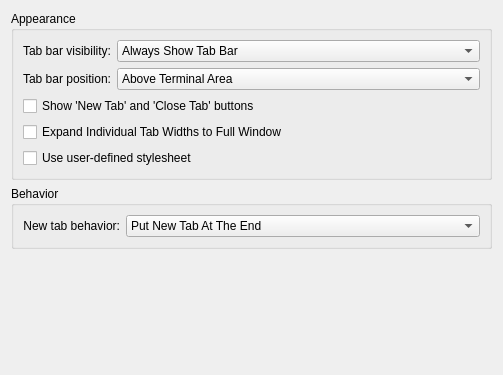
Qt form src/settings/TabBarSettings.ui (KDE/konsole) before a commit.
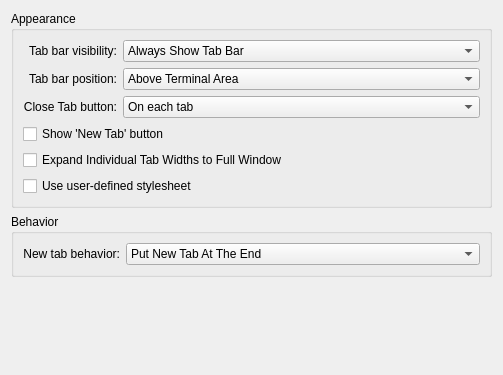
The same form after that commit. Custom widgets are drawn as their Qt base class.

Commit message:
Add option to have close button on each tab
Summary:
Per VDG, allow closable tabs to have close buttons;
this adds this option while leaving the previous options.

Reviewers: tcanabrava, #vdg, #konsole, ngraham, hindenburg

Reviewed By: tcanabrava, #vdg, #konsole, ngraham, hindenburg

Subscribers: aacid, rizzitello, abetts, ngraham, hindenburg, konsole-devel

Tags: #konsole

The edit to the form file:
```diff
--- a/src/settings/TabBarSettings.ui
+++ b/src/settings/TabBarSettings.ui
@@ -62,7 +62,69 @@
         </property>
        </widget>
       </item>
-      <item row="3" column="0" colspan="2">
+      <item row="1" column="1" colspan="2">
+       <widget class="KComboBox" name="kcfg_TabBarPosition">
+        <property name="sizePolicy">
+         <sizepolicy hsizetype="Preferred" vsizetype="Fixed">
+          <horstretch>1</horstretch>
+          <verstretch>0</verstretch>
+         </sizepolicy>
+        </property>
+        <item>
+         <property name="text">
+          <string>Above Terminal Area</string>
+         </property>
+        </item>
+        <item>
+         <property name="text">
+          <string>Below Terminal Area</string>
+         </property>
+        </item>
+       </widget>
+      </item>
+      <item row="2" column="0">
+       <widget class="QLabel" name="label_CloseTabButton">
+        <property name="text">
+         <string>Close Tab button:</string>
+        </property>
+        <property name="alignment">
+         <set>Qt::AlignRight|Qt::AlignTrailing|Qt::AlignVCenter</set>
+        </property>
+       </widget>
+      </item>
+      <item row="2" column="1" colspan="2">
+       <widget class="KComboBox" name="kcfg_CloseTabButton">
+        <property name="sizePolicy">
+         <sizepolicy hsizetype="Preferred" vsizetype="Fixed">
+          <horstretch>1</horstretch>
+          <verstretch>0</verstretch>
+         </sizepolicy>
+        </property>
+        <item>
+         <property name="text">
+          <string>On each tab</string>
+         </property>
+        </item>
+        <item>
+         <property name="text">
+          <string>On the tab bar</string>
+         </property>
+        </item>
+        <item>
+         <property name="text">
+          <string>None</string>
+         </property>
+        </item>
+       </widget>
+      </item>
+      <item row="3" column="0" colspan="3">
+       <widget class="QCheckBox" name="kcfg_NewTabButton">
+        <property name="text">
+         <string>Show 'New Tab' button</string>
+        </property>
+       </widget>
+      </item>
+      <item row="4" column="0" colspan="2">
        <widget class="QCheckBox" name="kcfg_ExpandTabWidth">
         <property name="text">
          <string>Expand Individual Tab Widths to Full Window</string>
@@ -82,40 +144,13 @@
         </property>
        </widget>
       </item>
-      <item row="2" column="0" colspan="3">
-       <widget class="QCheckBox" name="kcfg_ShowQuickButtons">
-        <property name="text">
-         <string>Show 'New Tab' and 'Close Tab' buttons</string>
-        </property>
-       </widget>
-      </item>
-      <item row="4" column="0" colspan="2">
+      <item row="5" column="0" colspan="2">
        <widget class="QCheckBox" name="kcfg_TabBarUseUserStyleSheet">
         <property name="text">
          <string>Use user-defined stylesheet</string>
         </property>
        </widget>
       </item>
-      <item row="1" column="1" colspan="2">
-       <widget class="KComboBox" name="kcfg_TabBarPosition">
-        <property name="sizePolicy">
-         <sizepolicy hsizetype="Preferred" vsizetype="Fixed">
-          <horstretch>1</horstretch>
-          <verstretch>0</verstretch>
-         </sizepolicy>
-        </property>
-        <item>
-         <property name="text">
-          <string>Above Terminal Area</string>
-         </property>
-        </item>
-        <item>
-         <property name="text">
-          <string>Below Terminal Area</string>
-         </property>
-        </item>
-       </widget>
-      </item>
      </layout>
     </widget>
    </item>
```
Left out of the diff: 2 changed lines with no effect on the pictures. The commit also changes 2 other files.
